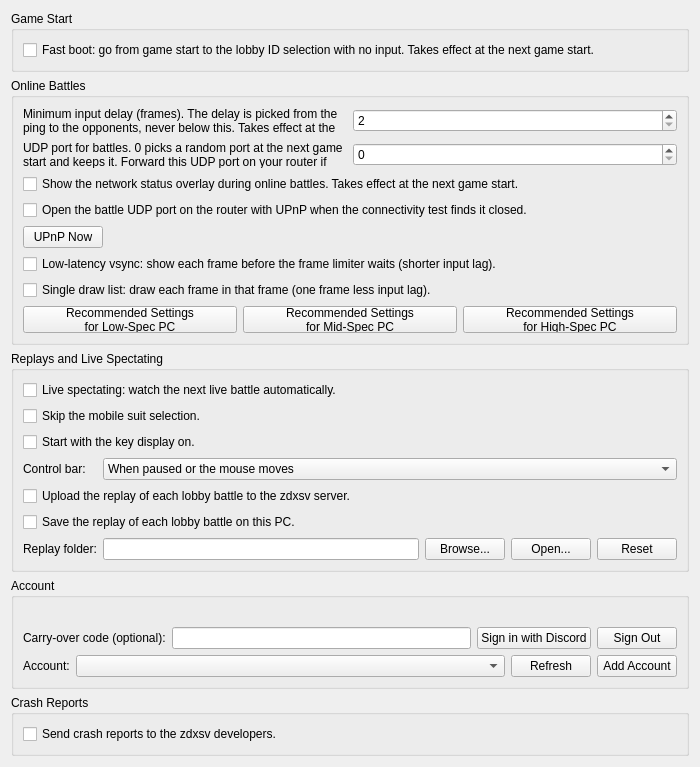
Before: the Qt Designer form pcsx2-qt/Settings/ZdxsvSettingsWidget.ui in inada-s/pcsx2, drawn with Qt 5.
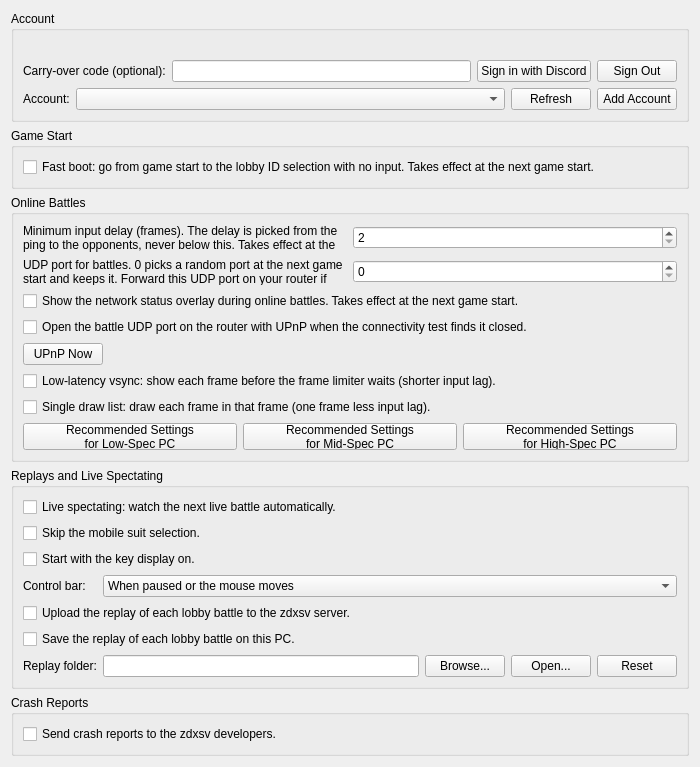
After: the same form once the commit is applied.

Commit message: Zdxsv: settings page starts with the account; Japanese for the account, single draw list and override texts

Patch:
```diff
--- a/pcsx2-qt/Settings/ZdxsvSettingsWidget.ui
+++ b/pcsx2-qt/Settings/ZdxsvSettingsWidget.ui
@@ -14,6 +14,89 @@
    <string/>
   </property>
   <layout class="QVBoxLayout" name="verticalLayout">
+   <item>
+    <widget class="QGroupBox" name="zdxsvAccountGroup">
+     <property name="title">
+      <string>Account</string>
+     </property>
+     <layout class="QVBoxLayout" name="zdxsvAccountLayout">
+      <item>
+       <widget class="QLabel" name="zdxsvAccountStatus">
+        <property name="wordWrap">
+         <bool>true</bool>
+        </property>
+       </widget>
+      </item>
+      <item>
+       <layout class="QHBoxLayout" name="zdxsvAccountButtons">
+        <item>
+         <widget class="QLabel" name="zdxsvCarryLabel">
+          <property name="text">
+           <string>Carry-over code (optional):</string>
+          </property>
+         </widget>
+        </item>
+        <item>
+         <widget class="QLineEdit" name="zdxsvCarryCode">
+          <property name="maxLength">
+           <number>16</number>
+          </property>
+         </widget>
+        </item>
+        <item>
+         <widget class="QPushButton" name="zdxsvSignIn">
+          <property name="text">
+           <string>Sign in with Discord</string>
+          </property>
+         </widget>
+        </item>
+        <item>
+         <widget class="QPushButton" name="zdxsvSignOut">
+          <property name="text">
+           <string>Sign Out</string>
+          </property>
+         </widget>
+        </item>
+       </layout>
+      </item>
+      <item>
+       <layout class="QHBoxLayout" name="zdxsvAccountPickLayout">
+        <item>
+         <widget class="QLabel" name="zdxsvAccountPickLabel">
+          <property name="text">
+           <string>Account:</string>
+          </property>
+         </widget>
+        </item>
+        <item>
+         <widget class="QComboBox" name="zdxsvAccountPick">
+          <property name="sizePolicy">
+           <sizepolicy hsizetype="Expanding" vsizetype="Fixed">
+            <horstretch>0</horstretch>
+            <verstretch>0</verstretch>
+           </sizepolicy>
+          </property>
+         </widget>
+        </item>
+        <item>
+         <widget class="QPushButton" name="zdxsvAccountRefresh">
+          <property name="text">
+           <string>Refresh</string>
+          </property>
+         </widget>
+        </item>
+        <item>
+         <widget class="QPushButton" name="zdxsvAccountAdd">
+          <property name="text">
+           <string>Add Account</string>
+          </property>
+         </widget>
+        </item>
+       </layout>
+      </item>
+     </layout>
+    </widget>
+   </item>
    <item>
     <widget class="QGroupBox" name="startGroupBox">
      <property name="title">
@@ -275,89 +358,6 @@
      </layout>
     </widget>
    </item>
-   <item>
-    <widget class="QGroupBox" name="zdxsvAccountGroup">
-     <property name="title">
-      <string>Account</string>
-     </property>
-     <layout class="QVBoxLayout" name="zdxsvAccountLayout">
-      <item>
-       <widget class="QLabel" name="zdxsvAccountStatus">
-        <property name="wordWrap">
-         <bool>true</bool>
-        </property>
-       </widget>
-      </item>
-      <item>
-       <layout class="QHBoxLayout" name="zdxsvAccountButtons">
-        <item>
-         <widget class="QLabel" name="zdxsvCarryLabel">
-          <property name="text">
-           <string>Carry-over code (optional):</string>
-          </property>
-         </widget>
-        </item>
-        <item>
-         <widget class="QLineEdit" name="zdxsvCarryCode">
-          <property name="maxLength">
-           <number>16</number>
-          </property>
-         </widget>
-        </item>
-        <item>
-         <widget class="QPushButton" name="zdxsvSignIn">
-          <property name="text">
-           <string>Sign in with Discord</string>
-          </property>
-         </widget>
-        </item>
-        <item>
-         <widget class="QPushButton" name="zdxsvSignOut">
-          <property name="text">
-           <string>Sign Out</string>
-          </property>
-         </widget>
-        </item>
-       </layout>
-      </item>
-      <item>
-       <layout class="QHBoxLayout" name="zdxsvAccountPickLayout">
-        <item>
-         <widget class="QLabel" name="zdxsvAccountPickLabel">
-          <property name="text">
-           <string>Account:</string>
-          </property>
-         </widget>
-        </item>
-        <item>
-         <widget class="QComboBox" name="zdxsvAccountPick">
-          <property name="sizePolicy">
-           <sizepolicy hsizetype="Expanding" vsizetype="Fixed">
-            <horstretch>0</horstretch>
-            <verstretch>0</verstretch>
-           </sizepolicy>
-          </property>
-         </widget>
-        </item>
-        <item>
-         <widget class="QPushButton" name="zdxsvAccountRefresh">
-          <property name="text">
-           <string>Refresh</string>
-          </property>
-         </widget>
-        </item>
-        <item>
-         <widget class="QPushButton" name="zdxsvAccountAdd">
-          <property name="text">
-           <string>Add Account</string>
-          </property>
-         </widget>
-        </item>
-       </layout>
-      </item>
-     </layout>
-    </widget>
-   </item>
    <item>
     <widget class="QGroupBox" name="zdxsvCrashReportsGroup">
      <property name="title">
```
The commit also changes 1 other file.
